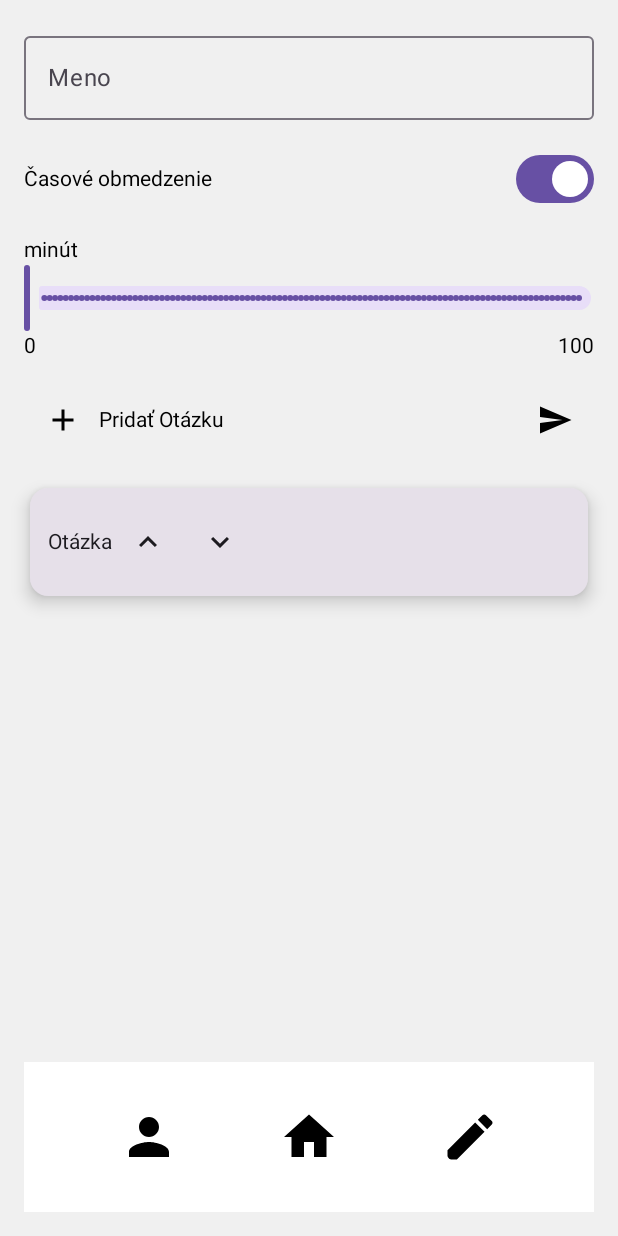
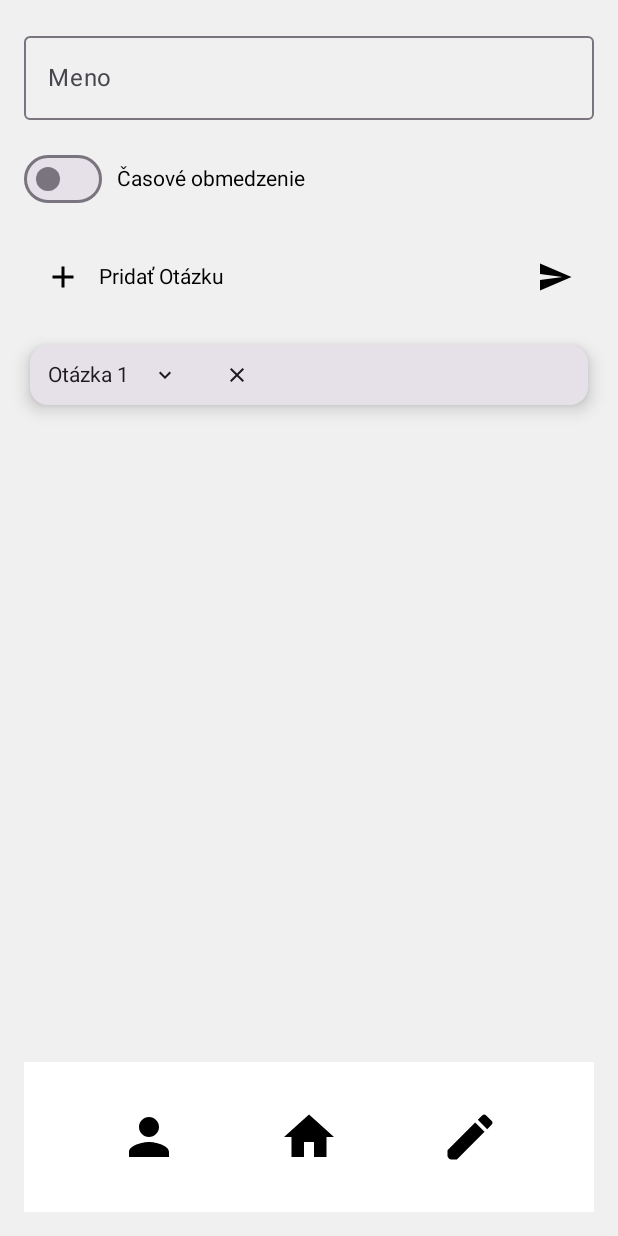
Before and after one commit to Baltazar3334/Semestralka_VAMZ, an Android app built with Jetpack Compose: the screen it shows after launch (MainActivity), after a tap on "Favorites", on a phone screen of 412 x 824 dp. Run offline under Robolectric (Android 15) with nearby library versions, the phone set to English and light mode, and no system bars.

Commit message:
vytvoreny sposob vymazavania otazok ale nefunguje spravne + databaza upravena len mena premennych

```diff
--- a/app/src/main/java/com/example/semestralka_vamz/ui/QuizScreen.kt
+++ b/app/src/main/java/com/example/semestralka_vamz/ui/QuizScreen.kt
@@ -1,19 +1,22 @@
 package com.example.semestralka_vamz.ui
 import androidx.compose.foundation.background
+import androidx.compose.foundation.clickable
 import androidx.compose.foundation.layout.Arrangement
 import androidx.compose.foundation.layout.Box
 import androidx.compose.foundation.layout.Column
 import androidx.compose.foundation.layout.Row
+import androidx.compose.foundation.layout.Spacer
 import androidx.compose.foundation.layout.fillMaxSize
 import androidx.compose.foundation.layout.fillMaxWidth
 import androidx.compose.foundation.layout.height
 import androidx.compose.foundation.layout.padding
+import androidx.compose.foundation.layout.width
 import androidx.compose.foundation.rememberScrollState
 import androidx.compose.foundation.shape.RoundedCornerShape
 import androidx.compose.foundation.verticalScroll
 import androidx.compose.material.icons.Icons
 import androidx.compose.material.icons.filled.Add
-import androidx.compose.material.icons.filled.Edit
+import androidx.compose.material.icons.filled.Close
 import androidx.compose.material.icons.filled.KeyboardArrowDown
 import androidx.compose.material.icons.filled.KeyboardArrowUp
 import androidx.compose.material.icons.filled.Send
@@ -25,6 +28,7 @@ import androidx.compose.material3.OutlinedTextField
 import androidx.compose.material3.Slider
 import androidx.compose.material3.Switch
 import androidx.compose.material3.Text
+import androidx.compose.material3.TextField
 import androidx.compose.runtime.Composable
 import androidx.compose.runtime.getValue
 import androidx.compose.runtime.mutableStateOf
@@ -33,14 +37,25 @@ import androidx.compose.runtime.setValue
 import androidx.compose.ui.Alignment
 import androidx.compose.ui.Modifier
 import androidx.compose.ui.graphics.Color
+import androidx.compose.ui.platform.LocalSoftwareKeyboardController
 import androidx.compose.ui.text.style.TextAlign
 import androidx.compose.ui.unit.dp
+import androidx.compose.ui.unit.sp
 
 @Composable
 fun CreateQuizScreen(onEditClick: () -> Unit, onHomeClick: () -> Unit, onStorageClick: () -> Unit) {
-    var questions by remember { mutableStateOf(listOf("Otázka")) } // otazky
-    var quizName by remember { mutableStateOf("") } // názov kvízu
-    var timeLimit by remember { mutableStateOf(0f) } // časové obmedzenie
+    var questions by remember { mutableStateOf(listOf("Otázka 1")) }
+    var quizName by remember { mutableStateOf("") }
+    var timeLimit by remember { mutableStateOf(0f) }
+    val keyboardController = LocalSoftwareKeyboardController.current
+    var isTimeLimitEnabled by remember { mutableStateOf(false) }
+
+    fun removeQuestion(index: Int) {
+        questions = questions.toMutableList().apply {
+            removeAt(index)
+        }
+    }
+
 
     Box(
         modifier = Modifier
@@ -64,27 +79,34 @@ fun CreateQuizScreen(onEditClick: () -> Unit, onHomeClick: () -> Unit, onStorage
             ) {
 
                 OutlinedTextField(
-                    value = "",
+                    value = quizName,
                     onValueChange = { quizName = it },
                     label = { Text("Meno") },
-                    placeholder = { Text("...") },
-                    modifier = Modifier.fillMaxWidth()
+                    modifier = Modifier
+                        .fillMaxWidth()
+                        .clickable { keyboardController?.show() }
                 )
 
                 Row(
                     verticalAlignment = Alignment.CenterVertically,
-                    horizontalArrangement = Arrangement.SpaceBetween,
+                    horizontalArrangement = Arrangement.Start,
                     modifier = Modifier.fillMaxWidth()
                 ) {
+                    Switch(
+                        checked = isTimeLimitEnabled,
+                        onCheckedChange = { isTimeLimitEnabled = it }
+                    )
+                    Spacer(modifier = Modifier.width(10.dp))
                     Text("Časové obmedzenie")
-                    Switch(checked = true, onCheckedChange = {})
+
                 }
 
+                if (isTimeLimitEnabled) {
                     Column {
                         Text("minút")
                         Slider(
-                        value = 0f,
-                        onValueChange = {timeLimit = it},
+                            value = timeLimit,
+                            onValueChange = { timeLimit = it },
                             valueRange = 0f..100f,
                             steps = 100,
                             modifier = Modifier.fillMaxWidth()
@@ -95,6 +117,7 @@ fun CreateQuizScreen(onEditClick: () -> Unit, onHomeClick: () -> Unit, onStorage
                         ) {
                             Text("0")
                             Text("100")
+                        }
                     }
                 }
 
@@ -134,8 +157,11 @@ fun CreateQuizScreen(onEditClick: () -> Unit, onHomeClick: () -> Unit, onStorage
                         }
                     }
 
-                    questions.forEach { question ->
-                        QuestionItem(question)
+                    questions.forEachIndexed { index, question ->
+                        QuestionItem(
+                            title = question,
+                            onRemove = { removeQuestion(index) }
+                        )
                     }
                 }
             }
@@ -155,12 +181,29 @@ fun CreateQuizScreen(onEditClick: () -> Unit, onHomeClick: () -> Unit, onStorage
 
     }
 
+
+
 }
 
 @Composable
-fun QuestionItem(title: String) {
+fun QuestionItem(
+        title: String,
+        onRemove: () -> Unit
+) {
+    var question by remember { mutableStateOf("") }
+    var cAnswer by remember { mutableStateOf("") }
+    val keyboardController = LocalSoftwareKeyboardController.current
+    var isExpanded by remember { mutableStateOf(false) }
+    var answers by remember { mutableStateOf(listOf(Answer(""))) }
+
+    if (!isExpanded) {
+
+
         Card(
-        modifier = Modifier.fillMaxWidth().padding(4.dp),
+            modifier = Modifier.
+            fillMaxWidth()
+                .padding(4.dp)
+                .height(40.dp),
             shape = RoundedCornerShape(12.dp),
             elevation = CardDefaults.cardElevation(7.dp)
         ) {
@@ -169,39 +212,95 @@ fun QuestionItem(title: String) {
                 modifier = Modifier.padding(12.dp)
             ) {
                 Text(title)
-            IconButton(onClick = { /* Move up */ }) {
-                Icon(Icons.Default.KeyboardArrowUp, contentDescription = "Move up")
+                IconButton(onClick = { isExpanded = true }) {
+                    Icon(Icons.Default.KeyboardArrowDown, contentDescription = "Open")
                 }
-            IconButton(onClick = { /* Delete */ }) {
-                Icon(Icons.Default.KeyboardArrowDown, contentDescription = "Delete")
+                Text(question)
+                IconButton(onClick = { onRemove() }) {
+                    Icon(Icons.Default.Close, contentDescription = "Delete")
+                }
+            }
+        }
+    } else {
+
+
+        Card(
+            modifier = Modifier
+                .fillMaxWidth()
+                .padding(4.dp),
+            shape = RoundedCornerShape(12.dp),
+            elevation = CardDefaults.cardElevation(7.dp)
+        ) {
+            Column(modifier = Modifier.padding(12.dp)) {
+                Row(
+                    verticalAlignment = Alignment.CenterVertically,
+                    modifier = Modifier.fillMaxWidth()
+                ) {
+                    Text(title)
+                    IconButton(onClick = { isExpanded = false }) {
+                        Icon(Icons.Default.KeyboardArrowUp, contentDescription = "Close")
+                    }
+                    TextField(
+                        value = question,
+                        onValueChange = { question = it },
+                        label = { Text("Otazka") },
+                        modifier = Modifier
+                            .fillMaxWidth()
+                            .clickable { keyboardController?.show() }
+                    )
+                }
+
+                Row(
+                    verticalAlignment = Alignment.CenterVertically,
+                    modifier = Modifier.fillMaxWidth(),
+                    horizontalArrangement = Arrangement.Start
+                ) {
+                    Text("○", fontSize = 20.sp, color = Color.Black, modifier = Modifier.padding(end = 8.dp))
+                    TextField(
+                        value = cAnswer,
+                        onValueChange = { cAnswer = it },
+                        label = { Text("Správna odpoveď") },
+                        modifier = Modifier
+                            .fillMaxWidth()
+                            .clickable { keyboardController?.show() }
+                    )
+                }
+
+                answers.forEachIndexed { index, answer ->
+                    Row(
+                        verticalAlignment = Alignment.CenterVertically,
+                        modifier = Modifier.fillMaxWidth(),
+                        horizontalArrangement = Arrangement.Start
+                    ) {
+                        Text("○", fontSize = 20.sp, color = Color.Black, modifier = Modifier.padding(end = 8.dp))
+                        TextField(
+                            value = answer.answerText,
+                            onValueChange = { newText ->
+                                answers = answers.toMutableList().apply {
+                                    this[index] = answer.copy(answerText = newText)
+                                }
+                            },
+                            label = { Text("Odpoveď ${index + 1}") },
+                            modifier = Modifier
+                                .fillMaxWidth()
+                                .clickable { keyboardController?.show() }
+                        )
+                    }
+                }
+
+                IconButton(onClick = {
+                    answers = answers + Answer("")
+                }) {
+                    Icon(Icons.Default.Add, contentDescription = "Add answer")
                 }
             }
         }
     }
 
-@Composable
-fun QuestionItemWithDescription(title: String, popis1: String, popis2: String) {
-    Card(
-        modifier = Modifier.fillMaxWidth(),
-        shape = RoundedCornerShape(12.dp),
-        elevation = CardDefaults.cardElevation(6.dp)
-    ) {
-        Column(
-            modifier = Modifier.padding(12.dp)
-        ) {
-            Row(
-                verticalAlignment = Alignment.CenterVertically,
-                modifier = Modifier.fillMaxWidth()
-            ) {
-                Column(modifier = Modifier.weight(1f)) {
-                    Text(title)
-                    Text(popis1)
-                    Text(popis2)
 }
-                IconButton(onClick = { /* Download */ }) {
-                    Icon(Icons.Default.Edit, contentDescription = "Download")
-                }
-            }
-        }
-    }
-}
+
+
+
+data class Answer(
+    var answerText: String
+)
```
Also changed, not shown: app/src/main/java/com/example/semestralka_vamz/data/database/entity/Quiz.kt (+6 -4 lines). Lines whose indentation alone changed are shown as unchanged.
